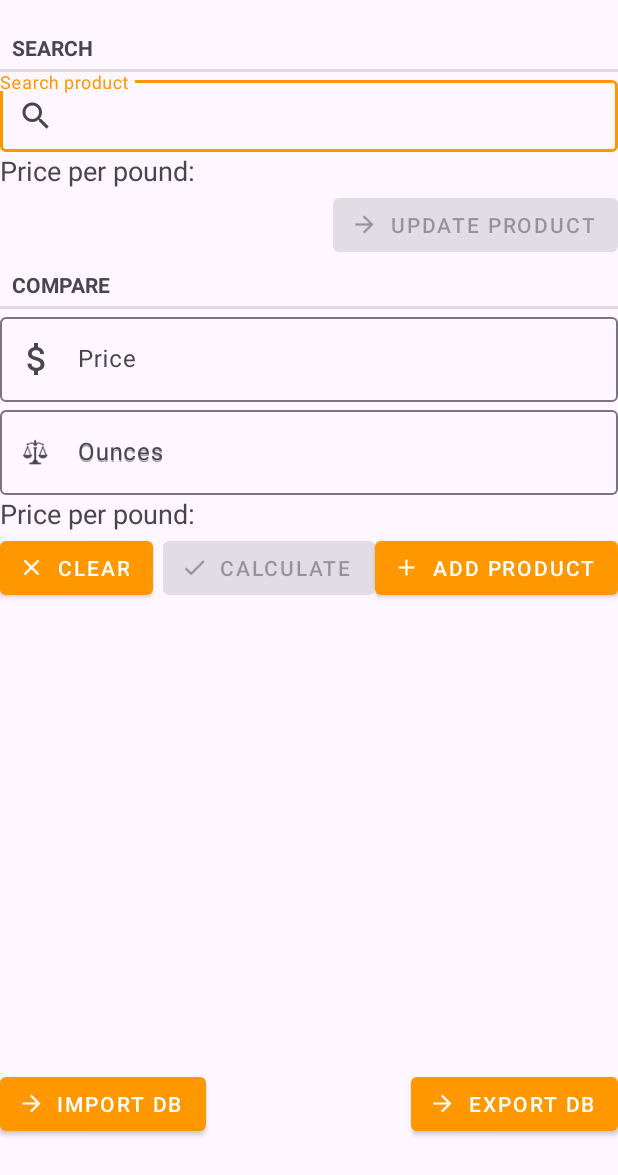
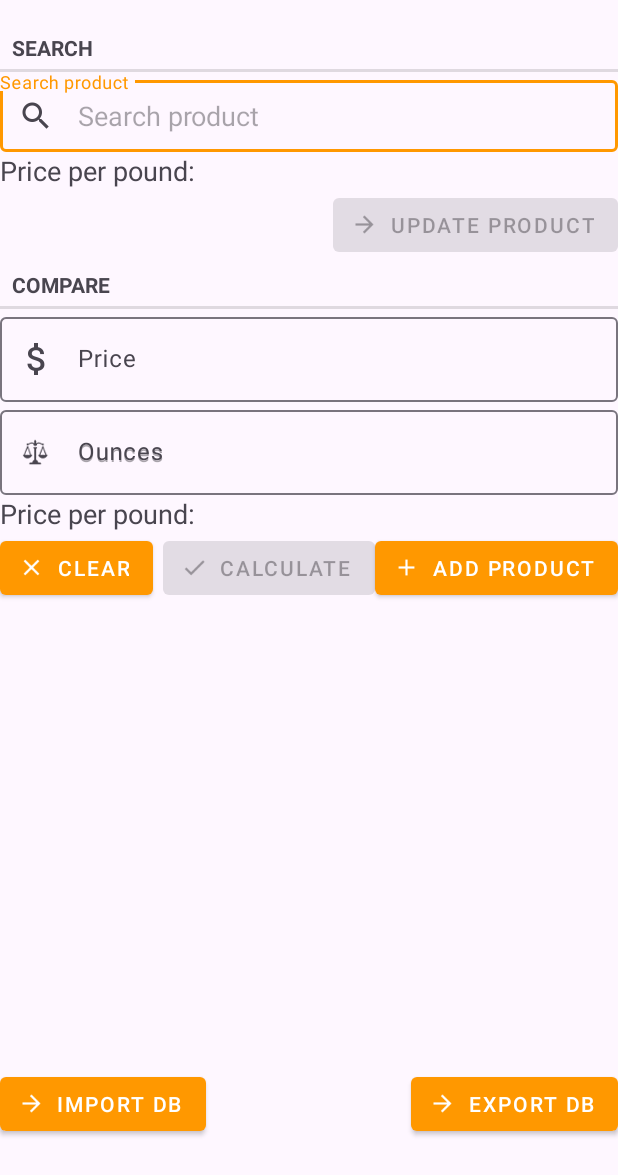
Before and after one commit to damotor/saver, an Android app: the screen it shows after launch (SaverActivity), on a phone screen of 412 x 824 dp. Shown: the top 1175 px of the screen. Run offline under Robolectric (Android 15) with nearby library versions, the phone set to English and light mode, and no system bars.

```diff
--- a/app/src/main/res/layout/add_update_product.xml
+++ b/app/src/main/res/layout/add_update_product.xml
@@ -45,6 +45,8 @@ along with Saver.  If not, see <http://www.gnu.org/licenses/>.
 			android:autofillHints="name"
 			android:imeOptions="actionNext"
 			android:inputType="textCapWords"
+			android:minHeight="48dp"
+			android:hint="@string/product"
 			android:singleLine="true" />
 
 	</com.google.android.material.textfield.TextInputLayout>
@@ -65,6 +67,7 @@ along with Saver.  If not, see <http://www.gnu.org/licenses/>.
 			android:inputType="text"
 			android:singleLine="true"
 			android:imeOptions="actionNext"
+			android:minHeight="48dp"
 			android:hint="@string/place"/>
 
 	</com.google.android.material.textfield.TextInputLayout>
@@ -83,6 +86,8 @@ along with Saver.  If not, see <http://www.gnu.org/licenses/>.
 			android:layout_height="wrap_content"
 			android:inputType="numberDecimal"
 			android:imeOptions="actionDone"
+			android:minHeight="48dp"
+			android:hint="@string/price_per_pound_hint"
 			android:autofillHints="price" />
 
 	</com.google.android.material.textfield.TextInputLayout>
@@ -101,6 +106,7 @@ along with Saver.  If not, see <http://www.gnu.org/licenses/>.
 			android:autofillHints="url"
 			android:hint="@string/url"
 			android:imeOptions="actionDone"
+			android:minHeight="48dp"
 			android:inputType="textUri" />
 
 	</com.google.android.material.textfield.TextInputLayout>
--- a/app/src/main/res/layout/main.xml
+++ b/app/src/main/res/layout/main.xml
@@ -45,6 +45,8 @@ along with Saver.  If not, see <http://www.gnu.org/licenses/>.
 			android:layout_height="wrap_content"
 			android:inputType="text"
 			android:imeOptions="actionDone"
+			android:minHeight="48dp"
+			android:hint="@string/search_product"
 			android:singleLine="true" />
 
 	</com.google.android.material.textfield.TextInputLayout>
@@ -56,7 +58,7 @@ along with Saver.  If not, see <http://www.gnu.org/licenses/>.
 		android:layout_below="@id/autocomplete_product_layout"
 		android:textAppearance="?android:attr/textAppearanceMedium"
 	/>
-	<Button
+	<com.google.android.material.button.MaterialButton
 		android:id="@+id/update_product_button"
 		android:layout_width="wrap_content"
 		android:layout_height="wrap_content"
@@ -85,6 +87,7 @@ along with Saver.  If not, see <http://www.gnu.org/licenses/>.
 			android:layout_width="match_parent"
 			android:layout_height="wrap_content"
 			android:inputType="numberDecimal"
+			android:minHeight="48dp"
 			android:imeOptions="actionNext"/>
 
 	</com.google.android.material.textfield.TextInputLayout>
@@ -102,6 +105,7 @@ along with Saver.  If not, see <http://www.gnu.org/licenses/>.
 			android:layout_width="match_parent"
 			android:layout_height="wrap_content"
 			android:inputType="numberDecimal"
+			android:minHeight="48dp"
 			android:imeOptions="actionDone" />
 
 	</com.google.android.material.textfield.TextInputLayout>
@@ -113,7 +117,7 @@ along with Saver.  If not, see <http://www.gnu.org/licenses/>.
 		android:layout_below="@id/weight_entry_layout"
 		android:textAppearance="?android:attr/textAppearanceMedium"
 		/>
-	<Button
+	<com.google.android.material.button.MaterialButton
 		android:id="@+id/clear_all_button"
 		android:layout_width="wrap_content"
 		android:layout_height="wrap_content"
@@ -123,7 +127,7 @@ along with Saver.  If not, see <http://www.gnu.org/licenses/>.
 		app:icon="@drawable/ic_clear_black_24dp"
 		style="@style/Widget.MaterialComponents.Button.Icon"
 		/>
-	<Button
+	<com.google.android.material.button.MaterialButton
 		android:id="@+id/calculate_button"
 		android:layout_width="wrap_content"
 		android:layout_height="wrap_content"
@@ -136,7 +140,7 @@ along with Saver.  If not, see <http://www.gnu.org/licenses/>.
 	<Space
 	android:layout_width="16dp"
 	android:layout_height="0dp"/>
-	<Button
+	<com.google.android.material.button.MaterialButton
 		android:id="@+id/new_product_button"
 		android:layout_width="wrap_content"
 		android:layout_height="wrap_content"
@@ -151,7 +155,7 @@ along with Saver.  If not, see <http://www.gnu.org/licenses/>.
 		android:layout_height="wrap_content"
 		android:layout_alignParentBottom="true"
 		android:orientation="horizontal">
-		<Button
+		<com.google.android.material.button.MaterialButton
 			android:id="@+id/btnImportDb"
 			android:layout_width="wrap_content"
 			android:layout_height="wrap_content"
@@ -162,7 +166,7 @@ along with Saver.  If not, see <http://www.gnu.org/licenses/>.
 			android:layout_width="0dp"
 			android:layout_height="0dp"
 			android:layout_weight="1" />
-		<Button
+		<com.google.android.material.button.MaterialButton
 			android:id="@+id/btnExportDb"
 			android:layout_width="wrap_content"
 			android:layout_height="wrap_content"
--- a/app/src/main/res/layout/settings.xml
+++ b/app/src/main/res/layout/settings.xml
@@ -48,11 +48,13 @@ along with Saver.  If not, see <http://www.gnu.org/licenses/>.
 			android:layout_width="wrap_content"
 			android:layout_height="wrap_content"
 			android:text="@string/kilograms"
+			android:minHeight="48dp"
 			android:onClick="onRadioButtonClicked"/>
 		<RadioButton android:id="@+id/pounds_radio"
 			android:layout_width="wrap_content"
 			android:layout_height="wrap_content"
 			android:text="@string/pounds"
+			android:minHeight="48dp"
 			android:onClick="onRadioButtonClicked"/>
 	</RadioGroup>
 
```
